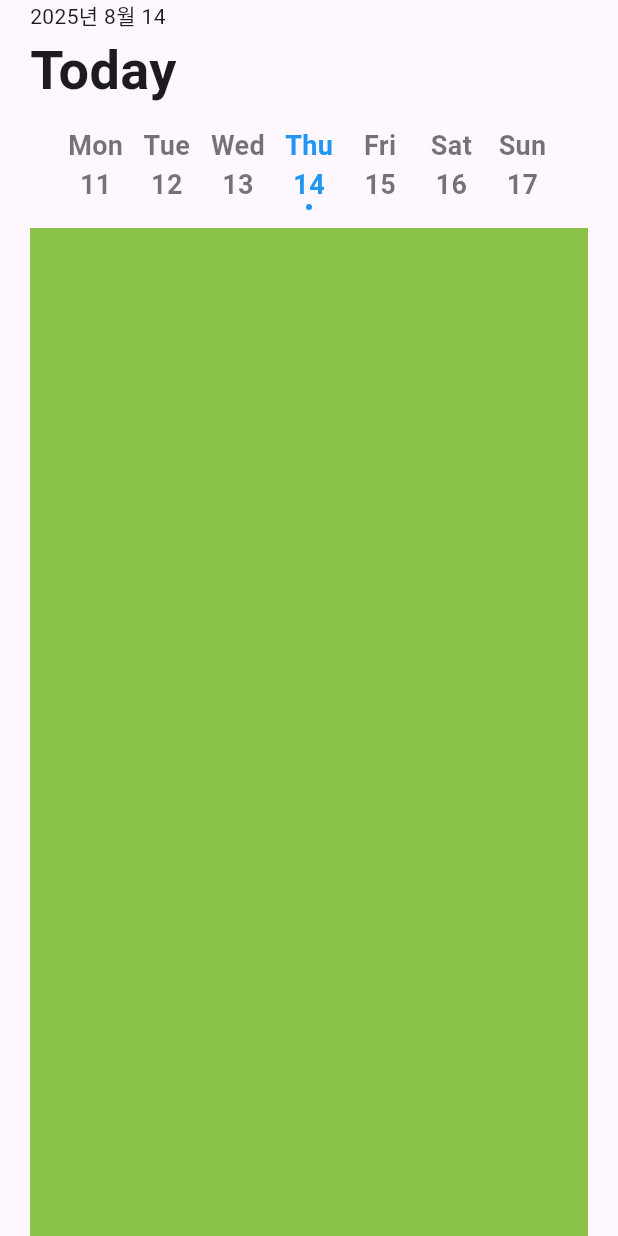
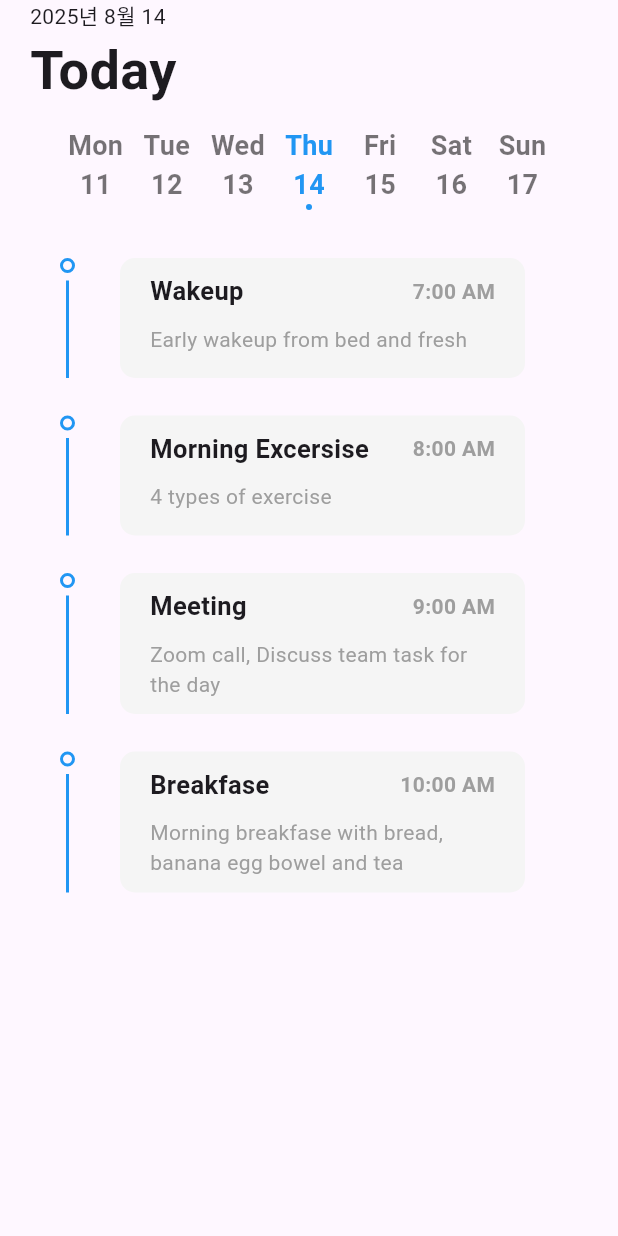
Before and after one commit to seoyeon-haru/flutter-morning-ui, a Flutter app: the Home0806 screen opened directly, on a phone screen of 412 x 824 dp. Run offline on Flutter 3.47's test engine with Material 3 defaults, Android fonts, the light colour scheme and no system bars.

```diff
--- a/lib/ui_0806.dart
+++ b/lib/ui_0806.dart
@@ -61,11 +61,97 @@ class Home0806 extends StatelessWidget {
                   },
                 ),
               ),
-              Expanded(child: Container(height: 50, color: Colors.lightGreen)),
+              Expanded(
+                child: ListView(
+                  padding: EdgeInsets.all(20),
+                  children: [
+                    todoList(
+                        'Wakeup', '7:00 AM', 'Early wakeup from bed and fresh'),
+                    SizedBox(height: 25),
+                    todoList(
+                        'Morning Excersise', '8:00 AM', '4 types of exercise'),
+                    SizedBox(height: 25),
+                    todoList('Meeting', '9:00 AM',
+                        'Zoom call, Discuss team task for the day'),
+                    SizedBox(height: 25),
+                    todoList('Breakfase', '10:00 AM',
+                        'Morning breakfase with bread, banana egg bowel and tea'),
+                  ],
+                ),
+              ),
               //
             ],
           ),
         ),
+      ),
+    );
+  }
+
+  Widget todoList(String todo, String time, String sen) {
+    return IntrinsicHeight(
+      child: Row(
+        mainAxisAlignment: MainAxisAlignment.start,
+        children: [
+          Column(
+            children: [
+              Container(
+                width: 10,
+                height: 10,
+                decoration: BoxDecoration(
+                  shape: BoxShape.circle,
+                  border: Border.all(color: Colors.blue, width: 2),
+                ),
+              ),
+              SizedBox(height: 5),
+              //세로줄
+              Expanded(
+                child: Container(
+                  width: 2,
+                  color: Colors.blue,
+                ),
+              )
+            ],
+          ),
+          SizedBox(width: 30),
+          Container(
+            padding: EdgeInsets.symmetric(horizontal: 20, vertical: 10),
+            width: 270,
+            constraints: const BoxConstraints(minHeight: 80),
+            decoration: BoxDecoration(
+              color: Colors.grey[100],
+              borderRadius: BorderRadius.circular(10),
+            ),
+            child: Column(
+              crossAxisAlignment: CrossAxisAlignment.start,
+              children: [
+                Row(
+                  mainAxisAlignment: MainAxisAlignment.spaceBetween,
+                  children: [
+                    Text(
+                      todo,
+                      style:
+                          TextStyle(fontWeight: FontWeight.bold, fontSize: 17),
+                    ),
+                    Text(
+                      time,
+                      style: TextStyle(
+                        color: Colors.grey,
+                        fontWeight: FontWeight.bold,
+                      ),
+                    ),
+                  ],
+                ),
+                SizedBox(height: 10),
+                Text(
+                  sen,
+                  style: TextStyle(
+                    color: Colors.grey,
+                  ),
+                )
+              ],
+            ),
+          ),
+        ],
       ),
     );
   }
```
